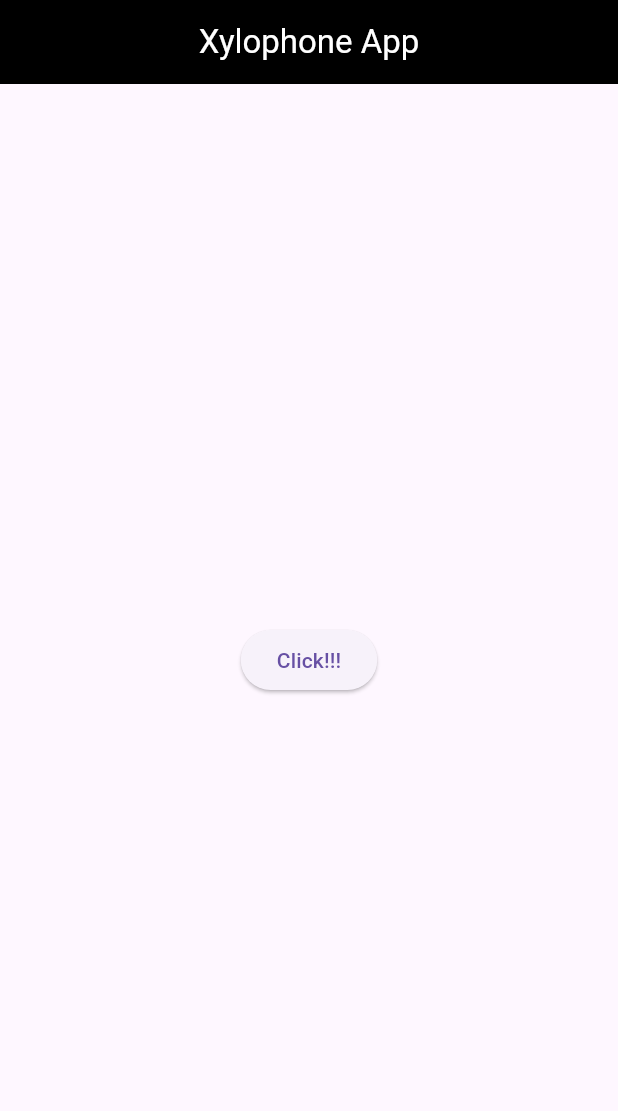
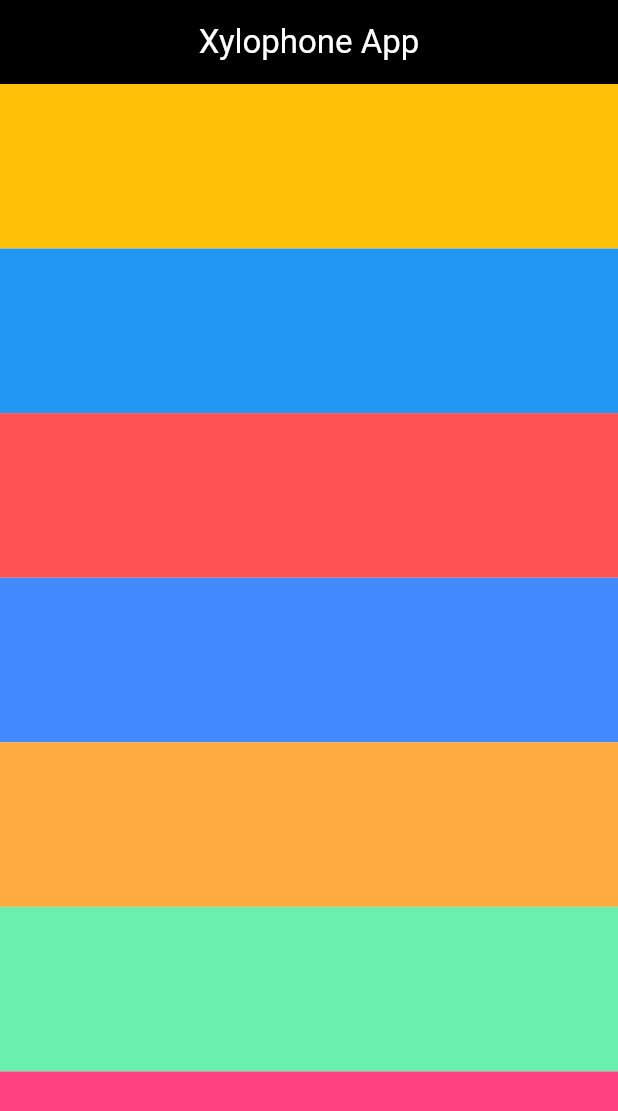
Before and after one commit to duducito15/movil_py, a Flutter app: the screen it shows after launch, on a phone screen of 412 x 824 dp. Shown: the top 1111 px of the screen. Run offline on Flutter 3.47's test engine with Material 3 defaults, Android fonts, the phone set to English and light mode, and no system bars; our stand-ins replace audioplayers.

Commit message:
Xilophone completo

```diff
--- a/app3_xilofono_2024/lib/home_page.dart
+++ b/app3_xilofono_2024/lib/home_page.dart
@@ -4,6 +4,24 @@ import 'package:audioplayers/audioplayers.dart';
 
 class HomePage extends StatelessWidget {
   AudioCache audioCache = AudioCache();
+
+  void playNote(int note) {
+    audioCache.play("audio/note$note.wav");
+  }
+
+  Widget buildKey(Color colorKey, int note) {
+    return Expanded(
+      child: Container(
+        color: colorKey,
+        child: TextButton(
+          onPressed: () {
+            playNote(note);
+          },
+          child: Text(""),
+        ),
+      ),
+    );
+  }
 
   @override
   Widget build(BuildContext context) {
@@ -16,11 +34,17 @@ class HomePage extends StatelessWidget {
         ),
         centerTitle: true,
       ),
-      body: Center(
-        child: ElevatedButton(
-          onPressed: () {},
-          child: Text("Click!!!"),
-        ),
+      body: Column(
+        crossAxisAlignment: CrossAxisAlignment.stretch,
+        children: [
+          buildKey(Colors.amber, 1),
+          buildKey(Colors.blue, 2),
+          buildKey(Colors.redAccent, 3),
+          buildKey(Colors.blueAccent, 4),
+          buildKey(Colors.orangeAccent, 5),
+          buildKey(Colors.greenAccent, 6),
+          buildKey(Colors.pinkAccent, 7),
+        ],
       ),
     );
   }
```
